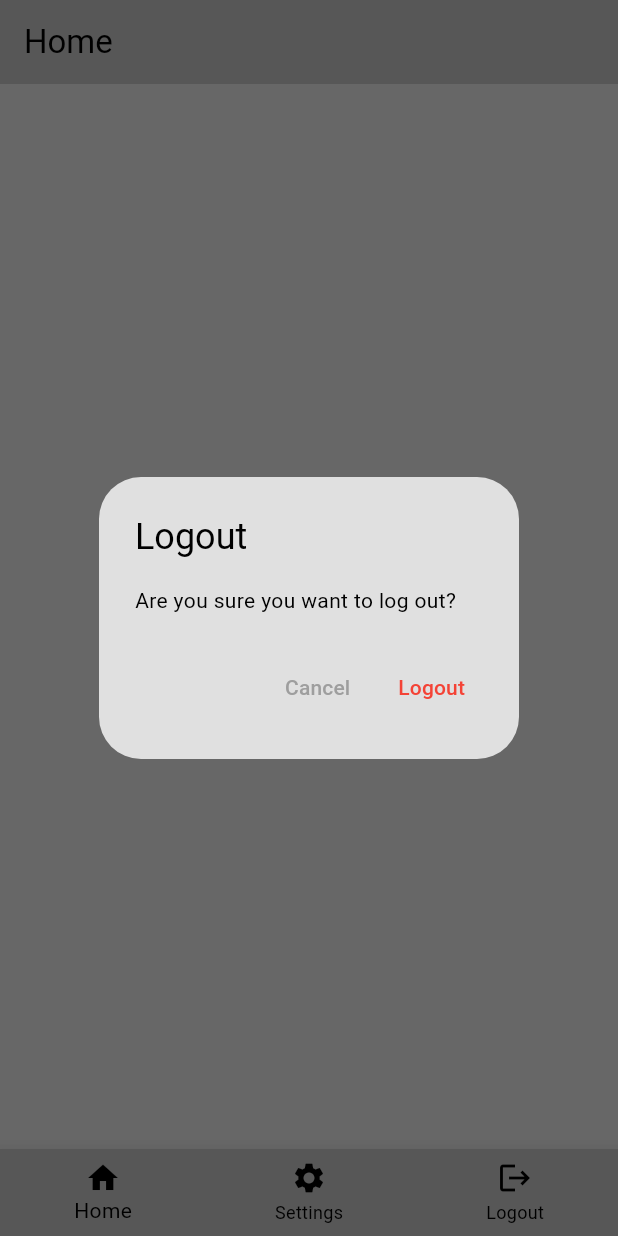
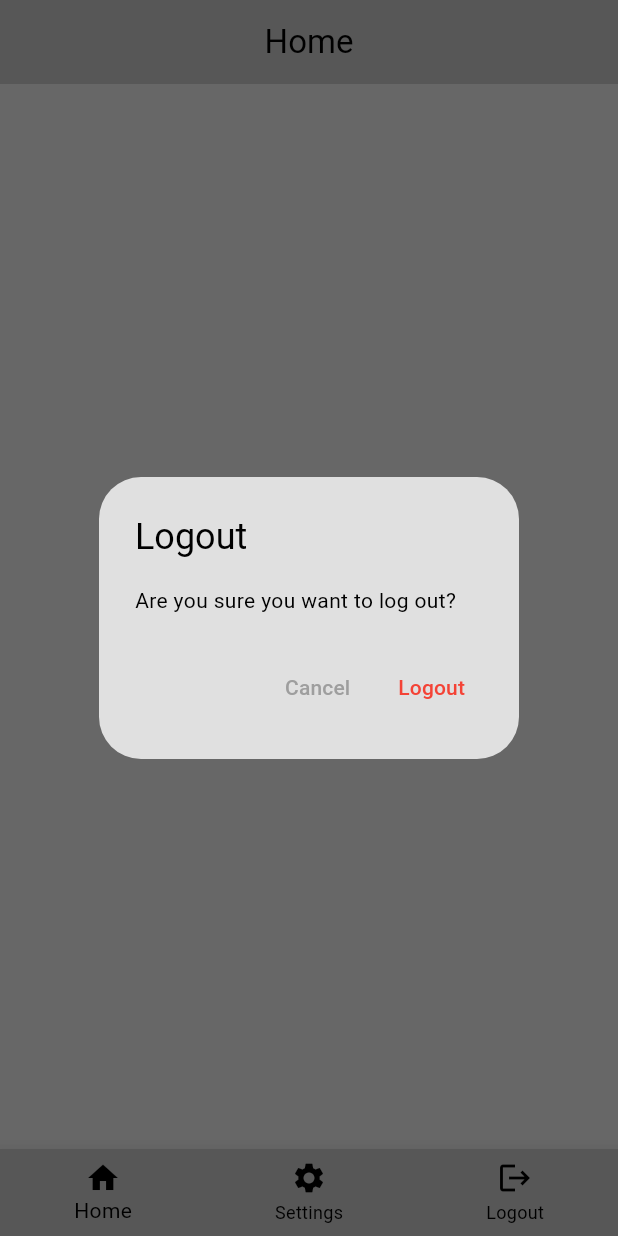
Before and after one commit to Raniel-Roque/messaging_app, a Flutter app: the screen it shows once a user with an empty profile is signed in, item 3 of the bottom bar chosen, on a phone screen of 412 x 824 dp. Run offline on Flutter 3.47's test engine with Material 3 defaults, Android fonts, the phone set to English and light mode, and no system bars; drawn by our look-alikes of liquid_pull_to_refresh; our stand-ins replace cloud_firestore, email_validator, firebase_auth, firebase_core, firebase_messaging; accounts and stored records are empty.

Commit message:
Centered Home

```diff
--- a/lib/pages/home_page.dart
+++ b/lib/pages/home_page.dart
@@ -83,7 +83,9 @@ class _HomePageState extends State<HomePage> {
   Widget build(BuildContext context) {
     return Scaffold(
       appBar: AppBar(
-        title: Text('Home'),
+        title: Center(
+          child: Text('Home'),
+        ),
         backgroundColor: Theme.of(context).colorScheme.surfaceContainer,
       ),
       bottomNavigationBar: MyBottomNavigationBar(),
```
